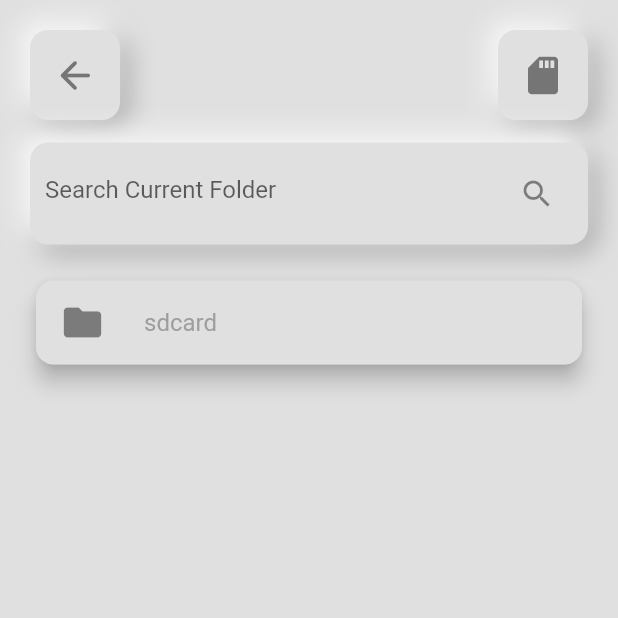
After one commit to master-8702/master_media_player, a Flutter app: the ImageExplorerScreen screen opened by its route, on a phone screen of 412 x 824 dp, the top half of it. The commit adds this screen. Run offline on Flutter 3.47's test engine with Material 2 defaults, Android fonts, the phone set to English and light mode, and no system bars; drawn by our look-alikes of text_scroll; our stand-ins replace get, get_storage, just_audio, permission_handler, rxdart; missing offline and left inert: flutter_media_metadata; accounts and stored records are empty; statements that could not run were skipped.

Commit message:
Refactored Image Explorer Screen

```diff
--- a/lib/main.dart
+++ b/lib/main.dart
@@ -6,6 +6,7 @@ import 'package:get_storage/get_storage.dart';
 import 'package:mastermediaplayer/controllers/theme_controller.dart';
 import 'package:mastermediaplayer/screens/create_playlist_screen.dart';
 import 'package:mastermediaplayer/screens/favorites_screen.dart';
+import 'package:mastermediaplayer/screens/image_explorer_screen.dart';
 import 'package:mastermediaplayer/screens/music_explorer_screen.dart';
 import 'package:mastermediaplayer/screens/home_screen.dart';
 import 'package:mastermediaplayer/screens/music_explorer_screen3.dart';
@@ -63,8 +64,8 @@ class MyApp extends StatelessWidget {
           page: () => const SelectableSongExplorerScreen(),
         ),
         GetPage(
-          name: '/pictureExplorer3',
-          page: () => const MusicExplorer3(),
+          name: '/imageExplorer',
+          page: () =>  ImageExplorerScreen(),
         ),
         GetPage(
           name: '/playlists',
@@ -85,7 +86,7 @@ class MyApp extends StatelessWidget {
         GetPage(
           name: '/settings',
           // this is for testing purposes we will return the correct page
-          page: () => const SelectableSongExplorerScreen(),
+          page: () => ImageExplorerScreen(),
         ),
       ],
     );
--- a/lib/screens/create_playlist_screen.dart
+++ b/lib/screens/create_playlist_screen.dart
@@ -2,6 +2,7 @@ import 'dart:io';
 
 import 'package:flutter/material.dart';
 import 'package:get/get.dart';
+import 'package:mastermediaplayer/screens/image_explorer_screen.dart';
 import 'package:mastermediaplayer/screens/selectable_song_explorer_screen.dart';
 import 'package:mastermediaplayer/utilities/utilities.dart';
 import 'package:mastermediaplayer/models/playlist_model.dart';
@@ -82,7 +83,8 @@ class CreatePlaylistScreen extends StatelessWidget {
                 ),
                 TextButton(
                   onPressed: () async {
-                    selectedSongs.value = await Get.to(const SelectableSongExplorerScreen());
+                    selectedSongs.value =
+                        await Get.to(const SelectableSongExplorerScreen());
                   },
                   child: Row(
                     mainAxisAlignment: MainAxisAlignment.spaceBetween,
@@ -123,7 +125,7 @@ class CreatePlaylistScreen extends StatelessWidget {
                 TextButton(
                   onPressed: () async {
                     selectedCoverImage.value =
-                        await Get.to(const MusicExplorer3());
+                        await Get.to(ImageExplorerScreen());
                   },
                   child: Row(
                     mainAxisAlignment: MainAxisAlignment.spaceBetween,
--- /dev/null
+++ b/lib/screens/image_explorer_screen.dart
@@ -0,0 +1,107 @@
+import 'dart:core';
+import 'dart:io';
+import 'package:flutter/material.dart';
+
+import 'package:get/get.dart';
+
+import 'package:mastermediaplayer/Constants/constants.dart';
+import 'package:mastermediaplayer/common/file_explorer/can_not_load_data.dart';
+import 'package:mastermediaplayer/common/file_explorer/file_explorer_header.dart.dart';
+import 'package:mastermediaplayer/common/file_explorer/file_search_text_field.dart';
+import 'package:mastermediaplayer/common/file_explorer/loading_data.dart';
+import 'package:mastermediaplayer/common/file_explorer/no_files_in_this_folder.dart';
+import 'package:mastermediaplayer/controllers/file_explorer_controller.dart';
+import 'package:mastermediaplayer/utilities/utilities.dart';
+
+// this class is going to help us in basic file(Picture) exploring from the available storage devices in the phone
+// and it will be used to select singe image file from the storage in order to assign it as a cover image for our playlists.
+// it will also allow us to preview the images without opening them (as a prefix icon in the listTie)
+class ImageExplorerScreen extends StatelessWidget {
+  ImageExplorerScreen({Key? key}) : super(key: key);
+
+  final FileExplorerController controller =
+      Get.put(FileExplorerController(fileTypes: kSupportedImageFormats));
+
+  @override
+  Widget build(BuildContext context) {
+    return SafeArea(
+      child: WillPopScope(
+        onWillPop: controller.onWillPopCallBack,
+        child: Scaffold(
+          body: Padding(
+            padding: const EdgeInsets.all(20.0),
+            child: Column(
+              children: [
+                FileExplorerHeader(controller: controller),
+                const SizedBox(
+                  height: 15,
+                ),
+                FileSearchTextField(controller: controller),
+                const SizedBox(
+                  height: 20,
+                ),
+
+                // here by listening to the changes from currentDirectory value notifier we will make a new list of
+                // files and folder from the selected folder and update the UI accordingly
+                Expanded(
+                  child: Obx(() {
+                    if (controller.isLoading.value) {
+                      return const LoadingData();
+                    } else if (controller.foundFiles.isEmpty) {
+                      return const NoFilesInThisFolder(
+                          message: 'No Image Files in This Folder');
+                    } else if (controller.errorHappened.value) {
+                      return const CanNotLoadData(
+                          message: 'Can Not Load Data!');
+                    } else {
+                      return ListView.builder(
+                          itemCount: controller.foundFiles.length,
+                          itemBuilder: (context, index) {
+                            var currentFile = controller.foundFiles[index];
+                            return Card(
+                              child: ListTile(
+                                  leading: currentFile is File
+                                      ? Container(
+                                          width: 75,
+                                          height: 100,
+                                          decoration: BoxDecoration(
+                                            image: DecorationImage(
+                                                image: FileImage(currentFile),
+                                                fit: BoxFit.cover),
+                                            borderRadius:
+                                                BorderRadius.circular(12),
+                                          ),
+                                          // this one [Image.file] is a little bit faster than a [FileImage] when scrolling inside  a page
+                                          // that has too many images. we might return to this implementation.
+                                          // child: Image.file(
+                                          //   cacheHeight: 100,
+                                          //   cacheWidth: 100,
+                                          //   currentFile,
+                                          //   fit: BoxFit.cover,
+                                          // ),
+                                        )
+                                      : const Icon(Icons.folder),
+                                  title: Text(Utilities.basename(currentFile),
+                                      maxLines: 2,
+                                      overflow: TextOverflow.ellipsis),
+                                  onTap: () async {
+                                    if (currentFile is Directory) {
+                                      controller.currentDir.value = currentFile;
+                                    } else {
+                                      // return the selected image back to the previous page
+                                      Get.back(result: currentFile.path);
+                                    }
+                                  }),
+                            );
+                          });
+                    }
+                  }),
+                ),
+              ],
+            ),
+          ),
+        ),
+      ),
+    );
+  }
+}
--- a/lib/screens/music_explorer_screen3.dart
+++ b/lib/screens/music_explorer_screen3.dart
@@ -7,6 +7,8 @@ import 'package:get/get_navigation/get_navigation.dart';
 import 'package:mastermediaplayer/components/neumorphic_container.dart';
 import 'package:mastermediaplayer/utilities/utilities.dart';
 import 'package:text_scroll/text_scroll.dart';
+
+/// This class will be removed after refactoring is complete
 
 // this class is going to help us in basic file(Picture) exploring from the available storage devices in the phone
 // and it will be used to select singe image file from the storage in order to assign it as a cover image for our playlists.
```
